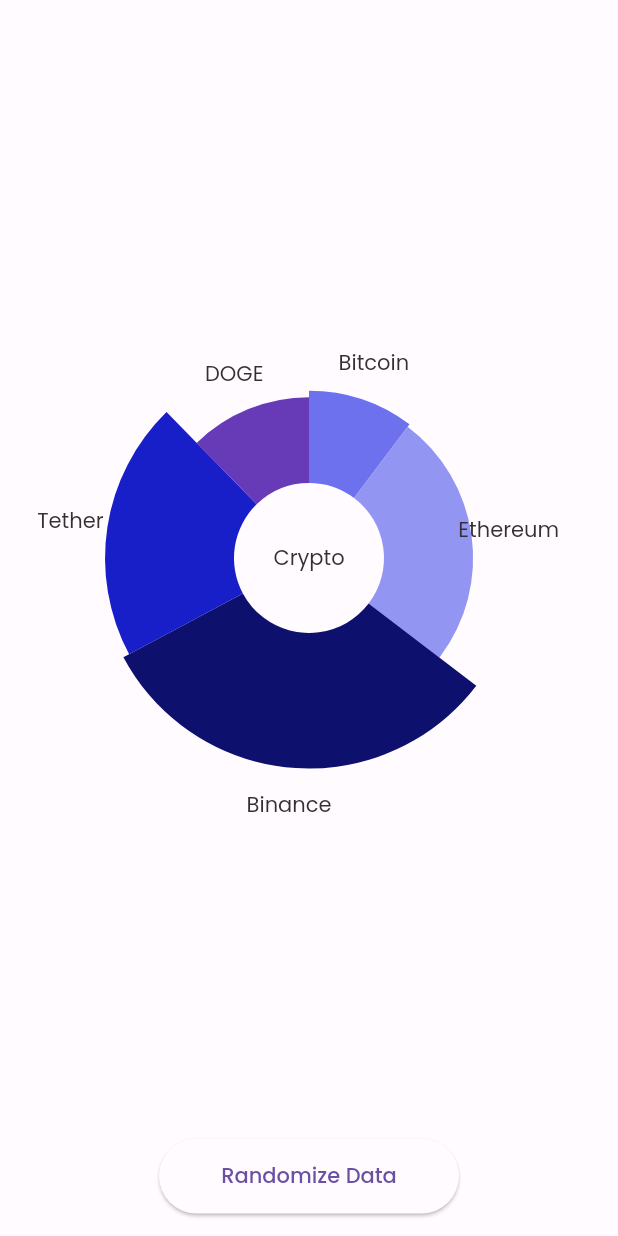
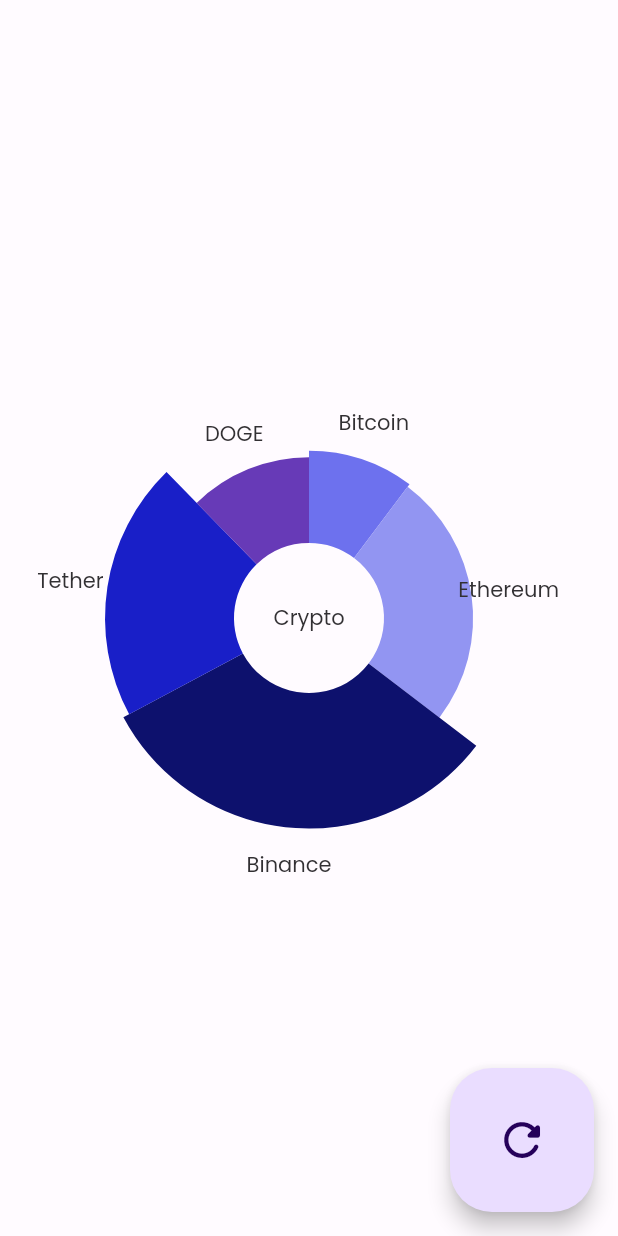
Before and after one commit to wednesday-solutions/chart_it, a Flutter app: the TestPieCharts screen opened directly, on a phone screen of 412 x 824 dp. Run offline on Flutter 3.47's test engine with Material 2 defaults, Android fonts, the phone set to English and light mode, and no system bars; our stand-ins replace equatable, flutter_svg, google_fonts, responsive_sizer, sidebarx, universal_platform; missing offline and left inert: flutter_displaymode.

Commit message:
Refactored Randomize button to FAB implementation

```diff
--- a/example/lib/screens/pie_charts.dart
+++ b/example/lib/screens/pie_charts.dart
@@ -17,7 +17,12 @@ class _TestPieChartsState extends State<TestPieCharts> {
   @override
   Widget build(BuildContext context) {
     var theme = Theme.of(context);
-    return Column(
+    return Scaffold(
+      floatingActionButton: FloatingActionButton.large(
+        child: const Icon(Icons.refresh_rounded),
+        onPressed: () => setState(() {}),
+      ),
+      body: Column(
         children: [
           Expanded(
             child: PieChart(
@@ -38,20 +43,8 @@ class _TestPieChartsState extends State<TestPieCharts> {
               ),
             ),
           ),
-        Center(
-          child: Padding(
-            padding: const EdgeInsets.all(15.0),
-            child: SizedBox(
-              width: 200,
-              height: 50,
-              child: ElevatedButton(
-                child: const Text('Randomize Data'),
-                onPressed: () => setState(() {}),
+        ],
       ),
-            ),
-          ),
-        ),
-      ],
     );
   }
 }
```
Also changed, not shown: example/lib/screens/bar_charts.dart (+7 -14 lines). Lines whose indentation alone changed are shown as unchanged.
